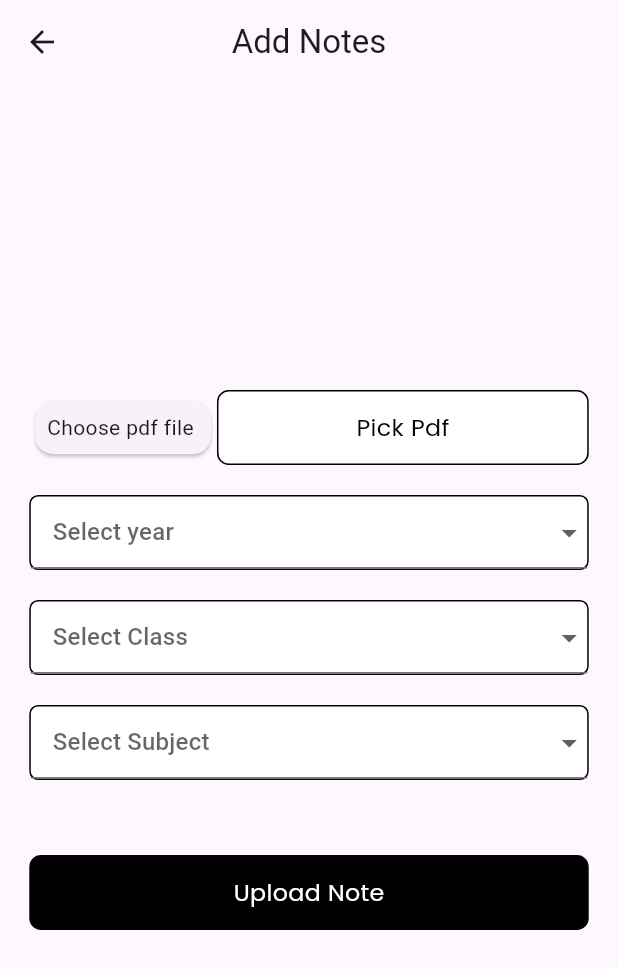
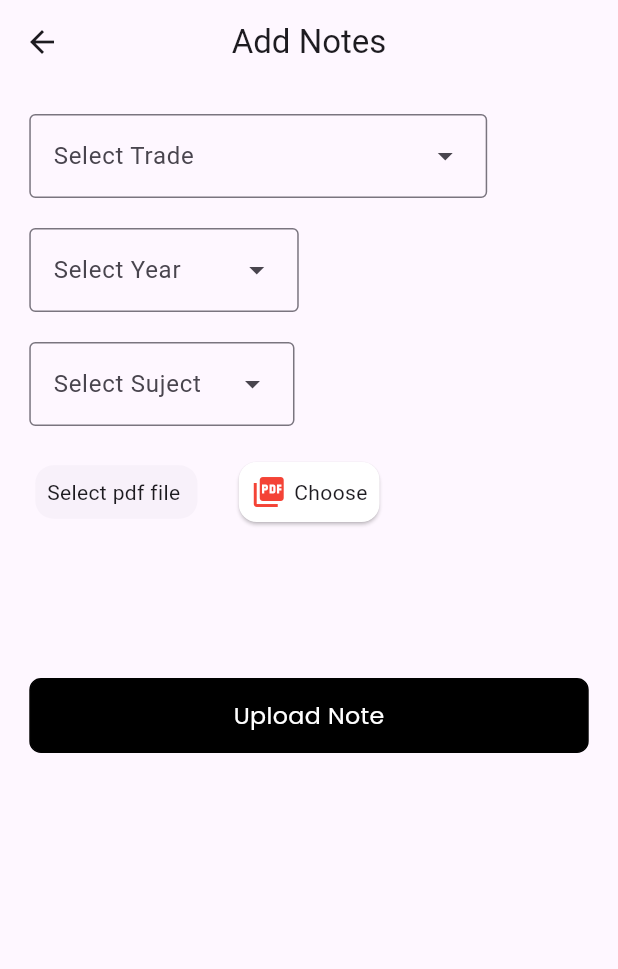
Before and after one commit to akshaykk07/adminModule, a Flutter app: the AddNotes screen opened directly, on a phone screen of 412 x 824 dp. Shown: the top 969 px of the screen. Run offline on Flutter 3.47's test engine with Material 3 defaults, Android fonts, the phone set to English and light mode, and no system bars; our stand-ins replace cloud_firestore, file_picker, firebase_core, firebase_storage, flutter_screenutil, google_fonts and 1 more; accounts and stored records are empty.

Commit message:
third commit

```diff
--- a/lib/adminModule/AddNote/addNotes.dart
+++ b/lib/adminModule/AddNote/addNotes.dart
@@ -1,4 +1,5 @@
 import 'dart:io';
+import 'package:cloud_firestore/cloud_firestore.dart';
 import 'package:file_picker/file_picker.dart';
 import 'package:flutter/material.dart';
 import 'package:firebase_core/firebase_core.dart';
@@ -10,7 +11,6 @@ const whiteone = Color(0xfff5f6f9);
 const customBalck = Color(0xff000000);
 const white = Color(0xffFFFFFF);
 
-
 class AddNotes extends StatefulWidget {
   @override
   _AddNotesState createState() => _AddNotesState();
@@ -18,24 +18,38 @@ class AddNotes extends StatefulWidget {
 
 class _AddNotesState extends State<AddNotes> {
   File? selectedFile;
-  List<String> Studentyear = [
-    "First Year",
-    "Second Year",
-    "Third Year"
+  List<String> Studentyear = ["First Year", "Second Year", "Third Year"];
+  List<String> Studentclass = [
+    "Electrician",
+    "Fitter",
+    "Welder",
+    "Turner",
+    "Machinist",
+    "Mechanic (Motor Vehicle)",
+     "COPA",
+    "Instrument Mechanic",
+    "Electronics Mechanic",
+    "Plumber",
+    "Carpenter",
+    "Draughtsman (Civil/Mechanical)",
+    "Surveyor",
+    //"  Refrigeration and Air Conditioning Mechanic",
+    "Mechanic Diesel Engine",
+    "Mechanic Radio and Television",
+    // "Stenographer and Secretarial Assistant (English/Hindi)",
+    "Cutting and Sewing",
+    "Hair and Skin Care",
+    "Food Production (General)",
+    //"Food and Beverage Service Assistant",
+    "Health Sanitary Inspector",
   ];
-  List<String> Studentclass = [
-    "Civil",
-    "Auto Mobile",
-    "Copa"
-  ];
-  List<String> Subject = [
-    "Cad",
-    "Auto Mobile",
-    "Es"
-  ];
+  List<String> Subject = ["Cad", "Auto Mobile", "Es"];
   String? selectedSyear;
   String? selectedSclass;
   String? selectedSsub;
+  String? uploadUrl;
+  final Tradecontollor = TextEditingController();
+
   Future<void> pickFile() async {
     FilePickerResult? result = await FilePicker.platform.pickFiles(
       type: FileType.custom,
@@ -56,20 +70,30 @@ class _AddNotesState extends State<AddNotes> {
     }
 
     try {
-      Reference storageReference = FirebaseStorage.instance.ref().child('Notes/${DateTime.now()}.pdf');
+      Reference storageReference = FirebaseStorage.instance.ref().child(
+          'Notes/${DateTime.now()}.pdf');
       UploadTask uploadTask = storageReference.putFile(selectedFile!);
 
       await uploadTask.whenComplete(() => print('File Uploaded'));
 
       // Get the download URL
       String downloadURL = await storageReference.getDownloadURL();
-
+      setState(() {
+        uploadUrl = downloadURL;
+      });
+      await FirebaseFirestore.instance.collection('Notes').add({
+        'Trade': selectedSclass,
+        'year': selectedSyear,
+        'Subject': selectedSsub,
+        'Url': uploadUrl
+      }).then((value) => Navigator.pop(context));
       // Now you can use the download URL as needed (e.g., store it in the database)
-      print('Download URL: $downloadURL');
+     // print('Download URL: $downloadURL');
     } catch (e) {
       print('Error uploading file: $e');
     }
   }
+
 
   @override
   Widget build(BuildContext context) {
@@ -80,112 +104,135 @@ class _AddNotesState extends State<AddNotes> {
       ),
       body: Center(
         child: Padding(
-          padding: const EdgeInsets.only(left: 20,right: 20).r,
+          padding: const EdgeInsets.only(left: 20, right: 20).r,
           child: Column(
-            mainAxisAlignment: MainAxisAlignment.center,
+            crossAxisAlignment: CrossAxisAlignment.start,
+            //  mainAxisAlignment: MainAxisAlignment.center,
             children: [
+              const SizedBox(height: 20),
+              DropdownMenu(
+                hintText: "Select Trade",
+                menuStyle: const MenuStyle(
+                    backgroundColor: MaterialStatePropertyAll(white)),
+                controller: Tradecontollor,
+                enableFilter: true,
+                enableSearch: true,
+                requestFocusOnTap: true,
+                dropdownMenuEntries: Studentclass.map(
+                        (e) => DropdownMenuEntry(value: e, label: e)).toList(),
+                onSelected: (value) {
+                  setState(() {
+                    selectedSclass = value;
+                  });
+                },),
+              const SizedBox(height: 20),
+              DropdownMenu(
+                hintText: "Select Year",
+                menuStyle: const MenuStyle(
+                    backgroundColor: MaterialStatePropertyAll(white)),
+                dropdownMenuEntries: Studentyear.map(
+                        (e) => DropdownMenuEntry(value: e, label: e)).toList(),
+                onSelected: (value) {
+                  setState(() {
+                    selectedSyear = value;
+                  });
+                },),
+              const SizedBox(height: 20),
+              DropdownMenu(
+                hintText: "Select Suject",
+                menuStyle: const MenuStyle(
+                    backgroundColor: MaterialStatePropertyAll(white)),
+                dropdownMenuEntries:
+                Subject.map((e) => DropdownMenuEntry(value: e, label: e))
+                    .toList(),
+                onSelected: (value) {
+                  setState(() {
+                    selectedSsub = value;
+                  });
+                },),
+              const SizedBox(height: 20),
               selectedFile == null
                   ? Row(
                 children: [
                   Card(
+                      elevation: 0,
                       child: Padding(
                         padding: const EdgeInsets.all(8.0).r,
-                        child: const Text('Choose pdf file '),
+                        child: const Text('Select pdf file '),
                       )),
-                      Expanded(
-                        child: MyButton(btnname: "Pick Pdf", btncolor: white, click: (){
-                          pickFile();
-                        }, bordercolor: customBalck, txtcolor: customBalck),
+                  Padding(
+                    padding: const EdgeInsets.only(left: 20).r,
+                    child: InkWell(
+                      onTap: pickFile,
+                      child: Card(
+                        color: white,
+                        child: Padding(
+                          padding: const EdgeInsets.all(8.0),
+                          child: Row(
+                            children: [
+                              const Icon(
+                                Icons.picture_as_pdf,
+                                color: Colors.red,
+                              ),
+                              SizedBox(
+                                width: 5.h,
+                              ),
+                              const Text("Choose")
+                            ],
+                          ),
+                        ),
+                      ),
+                    ),
                   ),
                 ],
               )
                   : Row(
                 children: [
                   Expanded(
-                        child: Card(child: Padding(
+                    child: Card(
+                        color: Colors.white,
+                        elevation: 0,
+                        child: Padding(
                           padding: const EdgeInsets.all(8.0).r,
-                          child: Text('Selected File: ${selectedFile!.path}'),
+                          child: Text(
+                              'Selected File: ${selectedFile!.path}'),
                         )),
                   ),
-                      Expanded(
+                  Padding(
+                    padding: const EdgeInsets.only(left: 20).r,
+                    child: InkWell(
+                      onTap: pickFile,
+                      child: Card(
+                        color: white,
                         child: Padding(
-                          padding: const EdgeInsets.only(left: 20).r,
-                          child: MyButton(btnname: "Pick Pdf", btncolor: white, click: (){
-                            pickFile();
-                          }, bordercolor: customBalck, txtcolor: customBalck),
+                          padding: const EdgeInsets.all(8.0),
+                          child: Row(
+                            children: [
+                              const Icon(
+                                Icons.picture_as_pdf,
+                                color: Colors.red,
+                              ),
+                              SizedBox(
+                                width: 5.h,
+                              ),
+                              const Text("Choose")
+                            ],
+                          ),
+                        ),
+                      ),
                     ),
                   ),
                 ],
               ),
-              const SizedBox(height: 20),
-              Container(
-                decoration: BoxDecoration(
-                  borderRadius: BorderRadius.circular(6).r,
-                  border: Border.all(color: customBalck),
-                  color: white,
-                ),
-                child: DropdownButtonFormField(
-                  hint: const Text("Select year"),
-                  padding: EdgeInsets.symmetric(horizontal: 15.h),
-                  items: Studentyear
-                      .map((e) => DropdownMenuItem(
-                    value: e,
-                    child: Text(e),
-                  ))
-                      .toList(),
-                  onChanged: (value) {
-                    selectedSyear = value as String;
+              const SizedBox(height: 100),
+              MyButton(
+                  btnname: "Upload Note",
+                  btncolor: customBalck,
+                  click: () {
+                    uploadFile();
                   },
-                ),
-              ),
-              const SizedBox(height: 20),
-              Container(
-                decoration: BoxDecoration(
-                  borderRadius: BorderRadius.circular(6).r,
-                  border: Border.all(color: customBalck),
-                  color: white,
-                ),
-                child: DropdownButtonFormField(
-                  hint: const Text("Select Class"),
-                  padding: EdgeInsets.symmetric(horizontal: 15.h),
-                  items: Studentclass
-                      .map((e) => DropdownMenuItem(
-                    value: e,
-                    child: Text(e),
-                  ))
-                      .toList(),
-                  onChanged: (value) {
-                    selectedSclass = value as String;
-                  },
-                ),
-              ),
-              const SizedBox(height: 20),
-              Container(
-                decoration: BoxDecoration(
-                  borderRadius: BorderRadius.circular(6).r,
-                  border: Border.all(color: customBalck),
-                  color: white,
-                ),
-                child: DropdownButtonFormField(
-                  hint: const Text("Select Subject"),
-                  padding: EdgeInsets.symmetric(horizontal: 15.h),
-                  items: Subject
-                      .map((e) => DropdownMenuItem(
-                    value: e,
-                    child: Text(e),
-                  ))
-                      .toList(),
-                  onChanged: (value) {
-                    selectedSsub = value as String;
-                  },
-                ),
-              ),
-
-              const SizedBox(height: 50),
-              MyButton(btnname: "Upload Note", btncolor: customBalck, click: (){
-                uploadFile();
-              }, bordercolor: customBalck, txtcolor: white)
-
+                  bordercolor: customBalck,
+                  txtcolor: white)
             ],
           ),
         ),
@@ -193,9 +240,9 @@ class _AddNotesState extends State<AddNotes> {
     );
   }
 }
+
 class MyButton extends StatelessWidget {
-  const MyButton(
-      {super.key,
+  const MyButton({super.key,
     required this.btnname,
     required this.btncolor,
     required this.click,
@@ -217,7 +264,9 @@ class MyButton extends StatelessWidget {
         width: double.infinity,
         decoration: BoxDecoration(
             border: Border.all(color: bordercolor),
-            borderRadius: BorderRadius.circular(8).r,
+            borderRadius: BorderRadius
+                .circular(8)
+                .r,
             color: btncolor),
         child: Center(
           child: AppText(
@@ -232,8 +281,7 @@ class MyButton extends StatelessWidget {
 }
 
 class AppText extends StatelessWidget {
-  const AppText(
-      //Custom Text Widget.....
+  const AppText(//Custom Text Widget.....
           {super.key,
         required this.text,
         required this.weight,
--- a/lib/main.dart
+++ b/lib/main.dart
@@ -1,6 +1,7 @@
 import 'package:firebase_core/firebase_core.dart';
 import 'package:flutter/material.dart';
 import 'package:flutter_screenutil/flutter_screenutil.dart';
+import 'package:untitled10/adminModule/AddNote/addNotes.dart';
 import 'package:untitled10/adminModule/adminDash.dart';
 
 
@@ -34,7 +35,7 @@ class MyApp extends StatelessWidget {
           colorScheme: ColorScheme.fromSeed(seedColor: Colors.deepPurple),
           useMaterial3: true,
         ),
-        home:StudentList()
+        home:AddNotes()
       ),
       designSize: Size(390, 844),
     );
```
Lines whose indentation alone changed are shown as unchanged.
